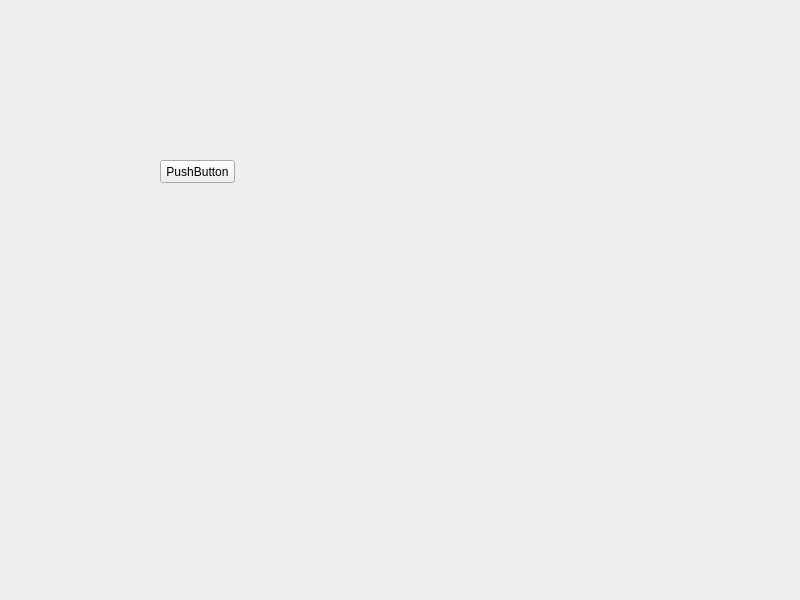
First picture: the form in TTL-POWER-1031_UI/widget.ui, repository tkr631060903/TTL-POWER-1031, before the edit.
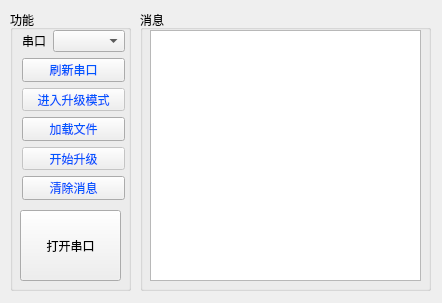
Second picture: the form after the edit.

Commit message: 初版升级功能

What changed in the file:
```diff
--- a/TTL-POWER-1031_UI/widget.ui
+++ b/TTL-POWER-1031_UI/widget.ui
@@ -6,25 +6,159 @@
    <rect>
     <x>0</x>
     <y>0</y>
-    <width>800</width>
-    <height>600</height>
+    <width>442</width>
+    <height>303</height>
    </rect>
   </property>
   <property name="windowTitle">
    <string>Widget</string>
   </property>
-  <widget class="QPushButton" name="pushButton">
+  <widget class="QGroupBox" name="groupBoxMenu">
    <property name="geometry">
     <rect>
-     <x>160</x>
-     <y>160</y>
-     <width>75</width>
-     <height>23</height>
+     <x>10</x>
+     <y>10</y>
+     <width>121</width>
+     <height>281</height>
     </rect>
    </property>
-   <property name="text">
-    <string>PushButton</string>
+   <property name="title">
+    <string>功能</string>
    </property>
+   <widget class="QWidget" name="layoutWidget">
+    <property name="geometry">
+     <rect>
+      <x>12</x>
+      <y>20</y>
+      <width>103</width>
+      <height>170</height>
+     </rect>
+    </property>
+    <layout class="QVBoxLayout" name="verticalLayoutMenu">
+     <item>
+      <layout class="QHBoxLayout" name="horizontalLayoutUART">
+       <item>
+        <widget class="QLabel" name="labelUART">
+         <property name="text">
+          <string>串口</string>
+         </property>
+        </widget>
+       </item>
+       <item>
+        <widget class="QComboBox" name="comboBoxUART"/>
+       </item>
+      </layout>
+     </item>
+     <item>
+      <widget class="QPushButton" name="refreshCOM">
+       <property name="styleSheet">
+        <string notr="true">color: rgb(0, 85, 255);</string>
+       </property>
+       <property name="text">
+        <string>刷新串口</string>
+       </property>
+      </widget>
+     </item>
+     <item>
+      <widget class="QPushButton" name="enterUpgrade">
+       <property name="enabled">
+        <bool>false</bool>
+       </property>
+       <property name="styleSheet">
+        <string notr="true">color: rgb(0, 85, 255);
+border-color: rgb(0, 85, 255);</string>
+       </property>
+       <property name="text">
+        <string>进入升级模式</string>
+       </property>
+       <property name="autoDefault">
+        <bool>false</bool>
+       </property>
+      </widget>
+     </item>
+     <item>
+      <widget class="QPushButton" name="loadFile">
+       <property name="styleSheet">
+        <string notr="true">color: rgb(0, 85, 255);</string>
+       </property>
+       <property name="text">
+        <string>加载文件</string>
+       </property>
+      </widget>
+     </item>
+     <item>
+      <widget class="QPushButton" name="startUpgrade">
+       <property name="enabled">
+        <bool>false</bool>
+       </property>
+       <property name="minimumSize">
+        <size>
+         <width>101</width>
+         <height>0</height>
+        </size>
+       </property>
+       <property name="styleSheet">
+        <string notr="true">color: rgb(0, 85, 255);</string>
+       </property>
+       <property name="text">
+        <string>开始升级</string>
+       </property>
+      </widget>
+     </item>
+     <item>
+      <widget class="QPushButton" name="clearMessage">
+       <property name="minimumSize">
+        <size>
+         <width>101</width>
+         <height>0</height>
+        </size>
+       </property>
+       <property name="styleSheet">
+        <string notr="true">color: rgb(0, 85, 255);</string>
+       </property>
+       <property name="text">
+        <string>清除消息</string>
+       </property>
+      </widget>
+     </item>
+    </layout>
+   </widget>
+   <widget class="QPushButton" name="pushButtonUART">
+    <property name="geometry">
+     <rect>
+      <x>10</x>
+      <y>200</y>
+      <width>101</width>
+      <height>71</height>
+     </rect>
+    </property>
+    <property name="text">
+     <string>打开串口</string>
+    </property>
+   </widget>
+  </widget>
+  <widget class="QGroupBox" name="groupBoxRev">
+   <property name="geometry">
+    <rect>
+     <x>140</x>
+     <y>10</y>
+     <width>291</width>
+     <height>281</height>
+    </rect>
+   </property>
+   <property name="title">
+    <string>消息</string>
+   </property>
+   <widget class="QTextEdit" name="textEditRev">
+    <property name="geometry">
+     <rect>
+      <x>10</x>
+      <y>20</y>
+      <width>271</width>
+      <height>251</height>
+     </rect>
+    </property>
+   </widget>
   </widget>
  </widget>
  <resources/>
```
Left out of the diff: 6 changed lines with no effect on the pictures. The commit also changes 20 other files.
